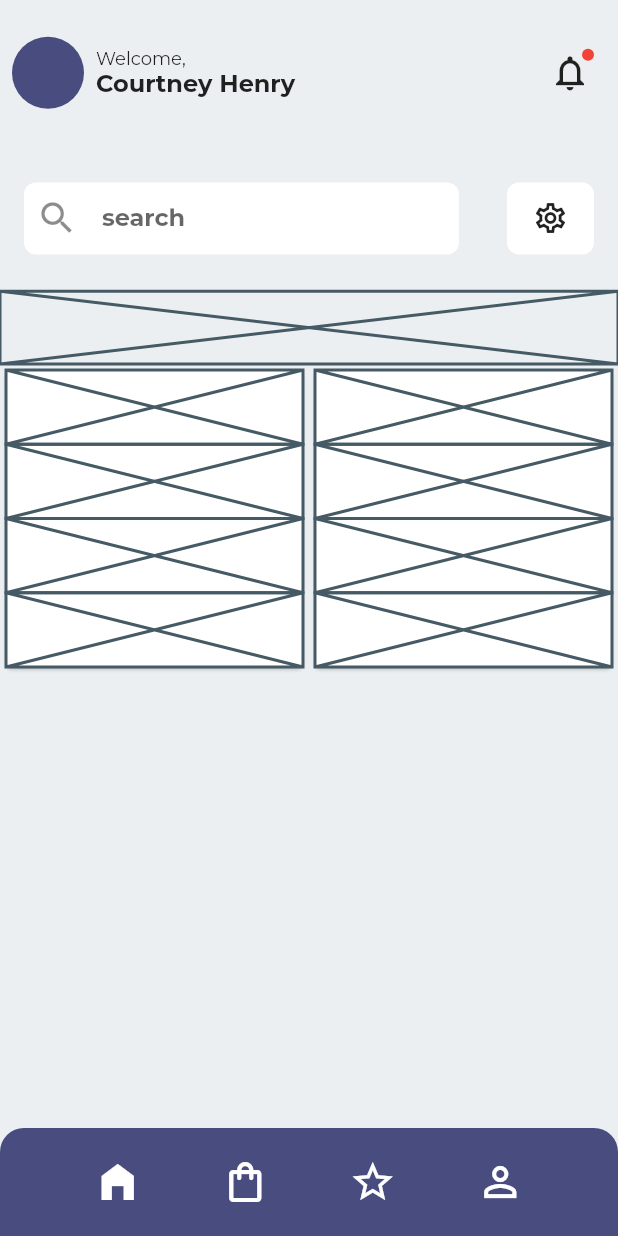
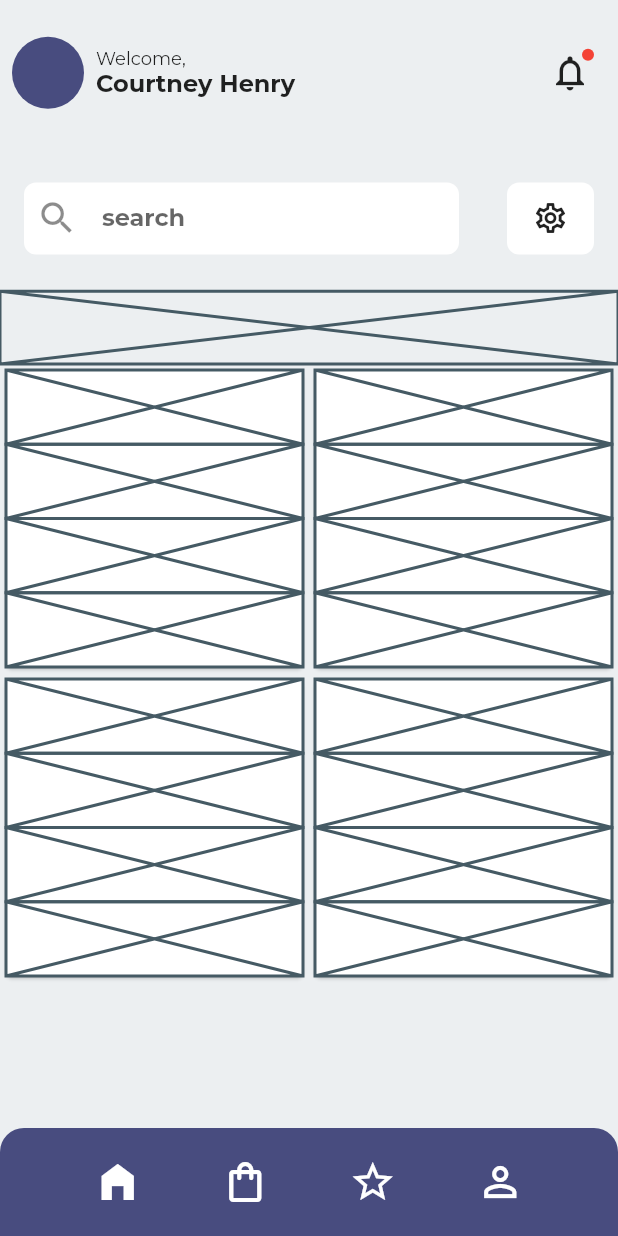
Before and after one commit to JAICHANGPARK/flutter_notebook_11th_story, a Flutter app: the screen it shows after launch, on a phone screen of 412 x 824 dp. Run offline on Flutter 3.47's test engine with Material 2 defaults, Android fonts, the phone set to English and light mode, and no system bars; our stand-ins replace backdrop, badges, flutter_inner_drawer, flutter_slidable, flutter_swiper, google_fonts.

Commit message:
Update furniture_home_page.dart

```diff
--- a/lib/ep735_furniture_app/ui/furniture_home_page.dart
+++ b/lib/ep735_furniture_app/ui/furniture_home_page.dart
@@ -151,6 +151,26 @@ class _FurnitureHomePageState extends State<FurnitureHomePage> {
                               Expanded(child: Placeholder()),
                             ],
                           ),
+                        ),
+                        Card(
+                          child: Column(
+                            children: [
+                              Expanded(child: Placeholder()),
+                              Expanded(child: Placeholder()),
+                              Expanded(child: Placeholder()),
+                              Expanded(child: Placeholder()),
+                            ],
+                          ),
+                        ),
+                        Card(
+                          child: Column(
+                            children: [
+                              Expanded(child: Placeholder()),
+                              Expanded(child: Placeholder()),
+                              Expanded(child: Placeholder()),
+                              Expanded(child: Placeholder()),
+                            ],
+                          ),
                         )
 
                       ],
```
